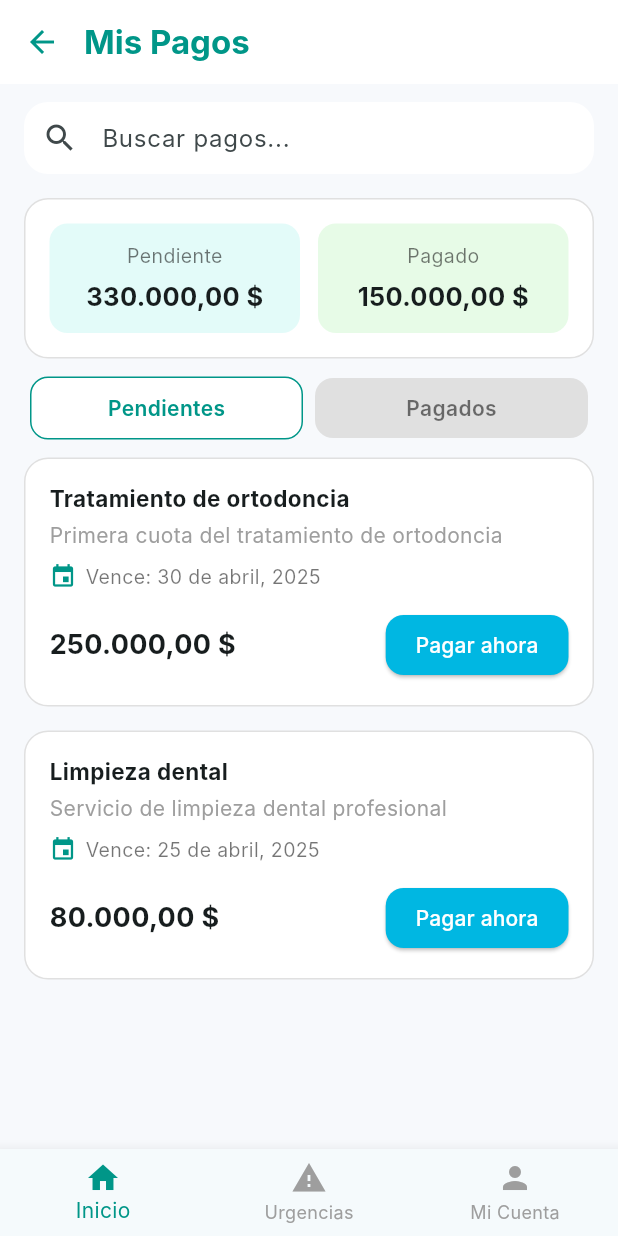
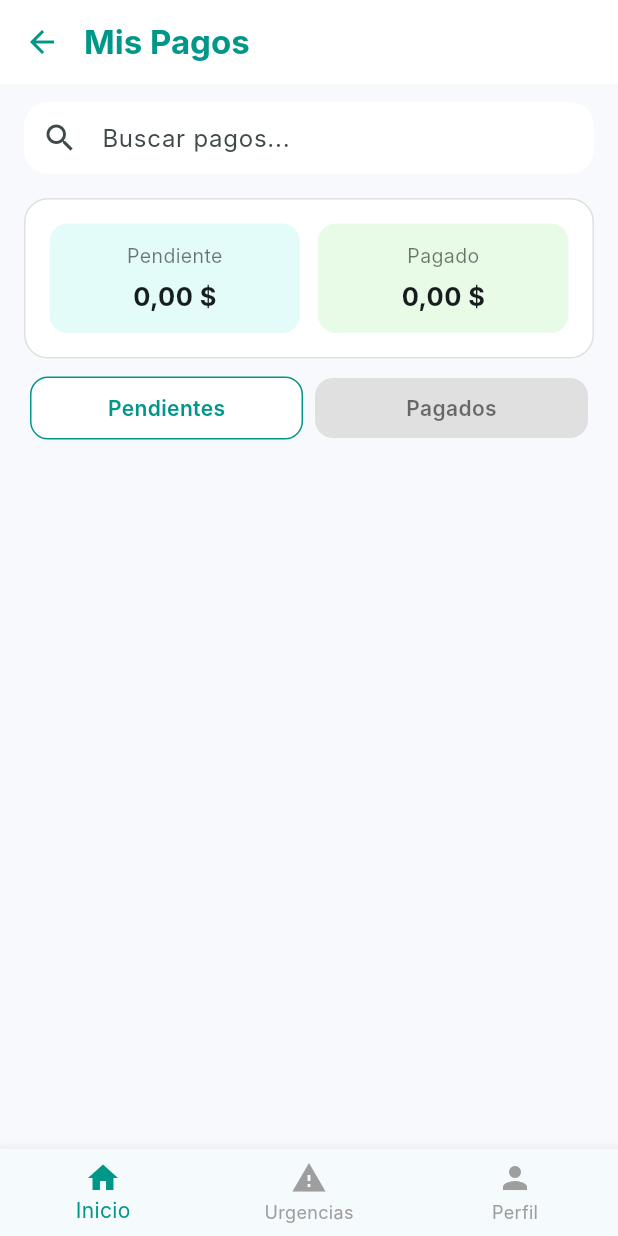
Before and after one commit to Juancamilo3821/drteeth-mobile-app, a Flutter app: the AccountScreen screen opened directly, after a tap on "Pagos", on a phone screen of 412 x 824 dp. Run offline on Flutter 3.47's test engine with Material 3 defaults, Android fonts, the phone set to English and light mode, and no system bars; our stand-ins replace flutter_local_notifications, open_file, shared_preferences, timezone; accounts and stored records are empty; network calls fail; Roboto replaces fonts that are missing (Inter).

Commit message:
feat(payments): integracion con backend

```diff
--- a/lib/Screens/AccountScreen.dart
+++ b/lib/Screens/AccountScreen.dart
@@ -9,7 +9,7 @@ class AccountScreen extends StatelessWidget {
   Widget build(BuildContext context) {
     return Scaffold(
       appBar: AppBar(
-        title: const Text('Mi Cuenta'),
+        title: const Text('Perfil'),
         backgroundColor: Colors.white,
         foregroundColor: Colors.teal,
         elevation: 0,
@@ -112,7 +112,7 @@ class AccountScreen extends StatelessWidget {
         items: const [
           BottomNavigationBarItem(icon: Icon(Icons.home), label: 'Inicio'),
           BottomNavigationBarItem(icon: Icon(Icons.warning), label: 'Urgencias'),
-          BottomNavigationBarItem(icon: Icon(Icons.person), label: 'Mi Cuenta'),
+          BottomNavigationBarItem(icon: Icon(Icons.person), label: 'Perfil'),
         ],
         onTap: (index) {
           if (index == 0) {
--- a/lib/Screens/Payments.dart
+++ b/lib/Screens/Payments.dart
@@ -3,6 +3,8 @@ import 'package:intl/intl.dart';
 import '../Screens/Urgency.dart';
 import '../Screens/homePage.dart';
 import '../Screens/AccountScreen.dart';
+import '../Services/paymentService.dart';
+import '../Screens/register_payment_screen.dart';
 
 class PaymentsScreen extends StatefulWidget {
   const PaymentsScreen({super.key});
@@ -16,53 +18,44 @@ class _PaymentsScreenState extends State<PaymentsScreen> {
 
   final currencyFormatter = NumberFormat.currency(locale: 'es_CO', symbol: '\$');
 
-  final List<Map<String, dynamic>> pendingPayments = [
-    {
-      'title': 'Tratamiento de ortodoncia',
-      'desc': 'Primera cuota del tratamiento de ortodoncia',
-      'amount': 250000,
-      'dueDate': '30 de abril, 2025',
-    },
-    {
-      'title': 'Limpieza dental',
-      'desc': 'Servicio de limpieza dental profesional',
-      'amount': 80000,
-      'dueDate': '25 de abril, 2025',
-    },
-  ];
+  List<Map<String, dynamic>> pendingPayments = [];
+  List<Map<String, dynamic>> paidPayments = [];
 
-  final List<Map<String, dynamic>> paidPayments = [
-    {
-      'title': 'Consulta general',
-      'desc': 'Evaluación odontológica inicial',
-      'amount': 60000,
-      'paidDate': '10 de abril, 2025',
-    },
-    {
-      'title': 'Radiografía panorámica',
-      'desc': 'Examen completo',
-      'amount': 100000,
-      'paidDate': '5 de abril, 2025',
-    },
-    {
-      'title': 'Control de ortodoncia',
-      'desc': 'Control mensual de brackets',
-      'amount': 70000,
-      'paidDate': '30 de marzo, 2025',
-    },
-    {
-      'title': 'Fluorización',
-      'desc': 'Aplicación de flúor dental',
-      'amount': 40000,
-      'paidDate': '15 de marzo, 2025',
-    },
-    {
-      'title': 'Sellantes',
-      'desc': 'Sellado preventivo de molares',
-      'amount': 90000,
-      'paidDate': '1 de marzo, 2025',
-    },
-  ];
+  @override
+  void initState() {
+    super.initState();
+    _fetchPayments();
+  }
+
+  Future<void> _fetchPayments() async {
+    final result = await PaymentService().fetchPayments();
+    final dateFormatter = DateFormat("d 'de' MMMM 'de' y", 'es_CO');
+
+    List<Map<String, dynamic>> mapPagos(List<Map<String, dynamic>> pagos, bool esPagado) {
+      return pagos.map((p) {
+        String formattedDate = '';
+        try {
+          final parsedDate = DateTime.parse(p['fecha_pago']);
+          formattedDate = dateFormatter.format(parsedDate);
+        } catch (e) {
+          formattedDate = 'Fecha inválida';
+        }
+
+        return {
+          'title': p['titulo'] ?? '',
+          'desc': p['descripcion'] ?? '',
+          'amount': double.tryParse(p['monto'].toString()) ?? 0.0,
+          'dueDate': formattedDate,
+          'paidDate': formattedDate,
+        };
+      }).toList();
+    }
+
+    setState(() {
+      pendingPayments = mapPagos(result['pending']!, false);
+      paidPayments = mapPagos(result['paid']!, true);
+    });
+  }
 
   @override
   Widget build(BuildContext context) {
@@ -117,7 +110,7 @@ class _PaymentsScreenState extends State<PaymentsScreen> {
         items: const [
           BottomNavigationBarItem(icon: Icon(Icons.home), label: 'Inicio'),
           BottomNavigationBarItem(icon: Icon(Icons.warning), label: 'Urgencias'),
-          BottomNavigationBarItem(icon: Icon(Icons.person), label: 'Mi Cuenta'),
+          BottomNavigationBarItem(icon: Icon(Icons.person), label: 'Perfil'),
         ],
         onTap: (index) {
           if (index == 0) {
@@ -158,9 +151,21 @@ class _PaymentsScreenState extends State<PaymentsScreen> {
       ),
       child: Row(
         children: [
-          _resumenItem('Pendiente', currencyFormatter.format(330000), const Color(0xFFE3FBF9)),
+          _resumenItem(
+            'Pendiente',
+            currencyFormatter.format(
+              pendingPayments.fold<double>(0, (sum, p) => sum + (p['amount'] as double? ?? 0.0)),
+            ),
+            const Color(0xFFE3FBF9),
+          ),
           const SizedBox(width: 12),
-          _resumenItem('Pagado', currencyFormatter.format(150000), const Color(0xFFE7FBE7)),
+          _resumenItem(
+            'Pagado',
+            currencyFormatter.format(
+              paidPayments.fold<double>(0, (sum, p) => sum + (p['amount'] as double? ?? 0.0)),
+            ),
+            const Color(0xFFE7FBE7),
+          ),
         ],
       ),
     );
@@ -238,10 +243,10 @@ class _PaymentsScreenState extends State<PaymentsScreen> {
     );
   }
 
-  Widget _buildCard({
+    Widget _buildCard({
     required String title,
     required String desc,
-    required int amount,
+    required double amount,
     required String dateLabel,
     required bool showButton,
   }) {
@@ -277,14 +282,24 @@ class _PaymentsScreenState extends State<PaymentsScreen> {
                 ),
                 if (showButton)
                   ElevatedButton(
-                    onPressed: () {},
+                    onPressed: () {
+                      Navigator.push(
+                        context,
+                        MaterialPageRoute(
+                          builder: (_) => RegisterPaymentScreen(
+                            serviceTitle: title,
+                            amount: amount,
+                          ),
+                        ),
+                      );
+                    },
                     style: ElevatedButton.styleFrom(
                       backgroundColor: const Color(0xFF00B7E2),
                       shape: RoundedRectangleBorder(borderRadius: BorderRadius.circular(12)),
                       padding: const EdgeInsets.symmetric(horizontal: 20, vertical: 10),
                     ),
                     child: const Text('Pagar ahora', style: TextStyle(color: Colors.white)),
-                  )
+                  ),
               ],
             )
           ],
--- a/lib/Screens/Urgency.dart
+++ b/lib/Screens/Urgency.dart
@@ -181,7 +181,7 @@ class _UrgencyState extends State<Urgency> {
         items: const [
           BottomNavigationBarItem(icon: Icon(Icons.home), label: 'Inicio'),
           BottomNavigationBarItem(icon: Icon(Icons.warning), label: 'Urgencias'),
-          BottomNavigationBarItem(icon: Icon(Icons.person), label: 'Mi Cuenta'),
+          BottomNavigationBarItem(icon: Icon(Icons.person), label: 'Perfil'),
         ],
         currentIndex: 1,
         onTap: (index) {
--- /dev/null
+++ b/lib/Services/paymentService.dart
@@ -0,0 +1,38 @@
+import 'dart:convert';
+import 'package:http/http.dart' as http;
+
+class PaymentService {
+  final String _baseUrl = 'http://10.0.2.2:3000/api';
+
+  Future<Map<String, List<Map<String, dynamic>>>> fetchPayments() async {
+    try {
+      final response = await http.get(Uri.parse('$_baseUrl/pagos'));
+
+      if (response.statusCode == 200) {
+        final data = json.decode(response.body);
+
+        print('📦 Datos recibidos del backend: $data');
+
+        final List<dynamic> pendientes = data['pendientes'] ?? [];
+        final List<dynamic> pagados = data['pagados'] ?? [];
+
+        return {
+          'pending': List<Map<String, dynamic>>.from(pendientes),
+          'paid': List<Map<String, dynamic>>.from(pagados),
+        };
+      } else {
+        print('❌ Error del servidor: ${response.statusCode}');
+        return {
+          'pending': [],
+          'paid': [],
+        };
+      }
+    } catch (e) {
+      print('❌ Error al obtener pagos: $e');
+      return {
+        'pending': [],
+        'paid': [],
+      };
+    }
+  }
+}
--- a/lib/Services/registerService.dart
+++ b/lib/Services/registerService.dart
@@ -5,6 +5,8 @@ class RegisterService {
   Future<Map<String, dynamic>> register({
     required String nombre,
     required String apellidos,
+    required String tipoDocumento,
+    required String numeroDocumento,
     required String correo,
     required String telefono,
     required String password,
@@ -16,6 +18,8 @@ class RegisterService {
       body: jsonEncode({
         'nombre': nombre,
         'apellidos': apellidos,
+        'tipoDocumento': tipoDocumento,
+        'numeroDocumento': numeroDocumento,
         'correo': correo,
         'telefono': telefono,
         'password': password,
```
Also changed, not shown: lib/Screens/Register.dart (+50 -31 lines), lib/Screens/SplashScreen.dart (+14 -0 lines), lib/Screens/register_payment_screen.dart (added, +146 -0 lines).
